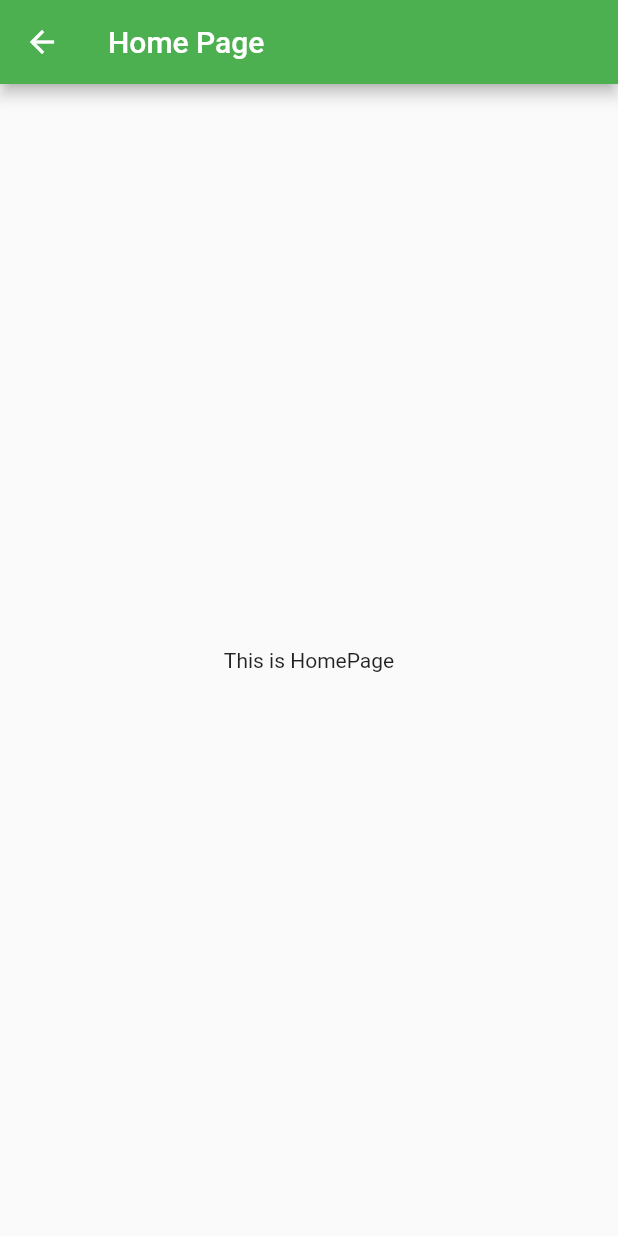
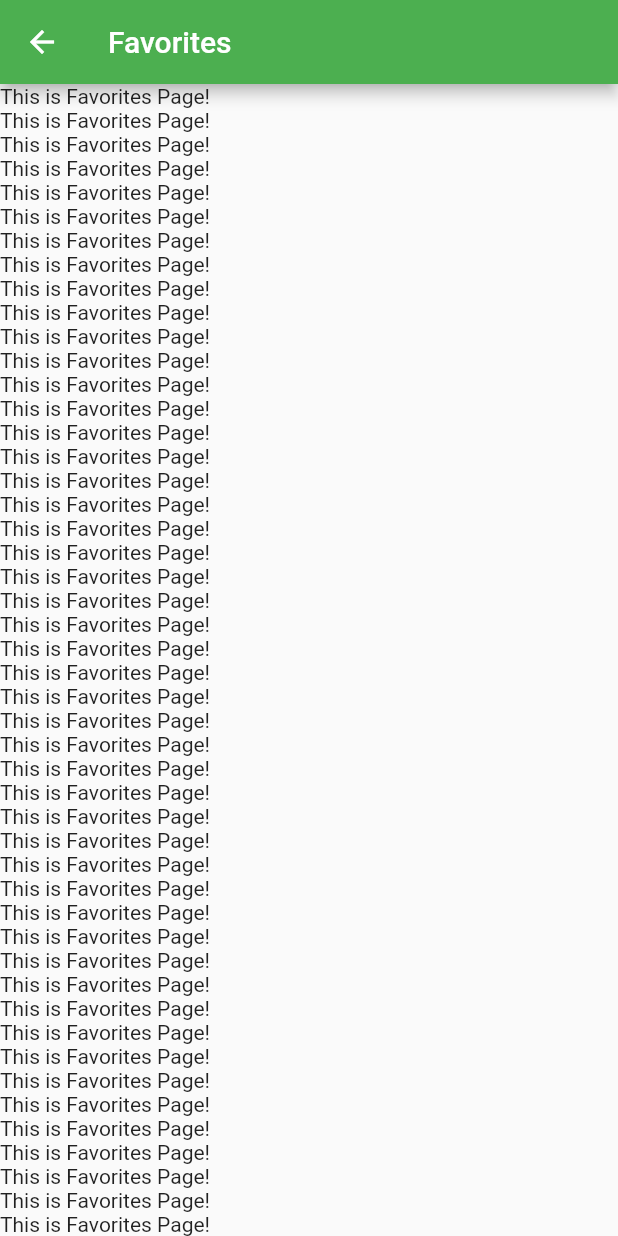
Before and after one commit to TohYJ/urop2100, a Flutter app: the Favorites screen opened directly, on a phone screen of 412 x 824 dp. Run offline on Flutter 3.47's test engine with Material 2 defaults, Android fonts, the phone set to English and light mode, and no system bars.

Commit message:
update app

```diff
--- a/makan2/makan2/lib/Favorites.dart
+++ b/makan2/makan2/lib/Favorites.dart
@@ -1,5 +1,7 @@
 import 'package:flutter/material.dart';
 import 'package:flutter/cupertino.dart';
+
+import 'widgets.dart';
 
 class Favorites extends StatefulWidget {
   static const title = 'Favorites';
@@ -10,18 +12,42 @@ class Favorites extends StatefulWidget {
 }
 
 class _FavoritesState extends State<Favorites> {
-  @override
-  Widget build(BuildContext context) {
-    return Scaffold
-    (
-      appBar: AppBar (
-        title: Text('Home Page'),
-      ),
-      body: Center (
-        child: Text(
-          'This is HomePage'
-        ),
+
+  Widget _randomBuild(BuildContext context, int index) {
+    return SafeArea(
+      child: InkWell(
+        child: Text('This is Favorites Page!'),
       )
     );
   }
+
+  Widget _buildAndroid(BuildContext context) {
+    return Scaffold (
+      appBar: AppBar (
+        title: Text(Favorites.title),
+      ),
+      body: Container (
+        child: ListView.builder(
+          itemBuilder: _randomBuild,
+        ),
+      ),
+    );
+  }
+
+  Widget _buildIos(BuildContext context) {
+    return CupertinoPageScaffold (
+      navigationBar: CupertinoNavigationBar(),
+      child: ListView.builder(
+        itemBuilder: _randomBuild,
+      ),
+    );
+  }
+
+  @override
+  Widget build(context) {
+    return PlatformWidget (
+      androidBuilder: _buildAndroid,
+      iosBuilder: _buildIos,
+    );
+  }
 }
```
Also changed, not shown: makan2/makan2/lib/HomePage.dart (+30 -0 lines), makan2/makan2/lib/Inventory.dart (+80 -9 lines), makan2/makan2/lib/ShoppingList.dart (+36 -11 lines), makan2/makan2/lib/main.dart (+21 -2 lines).
